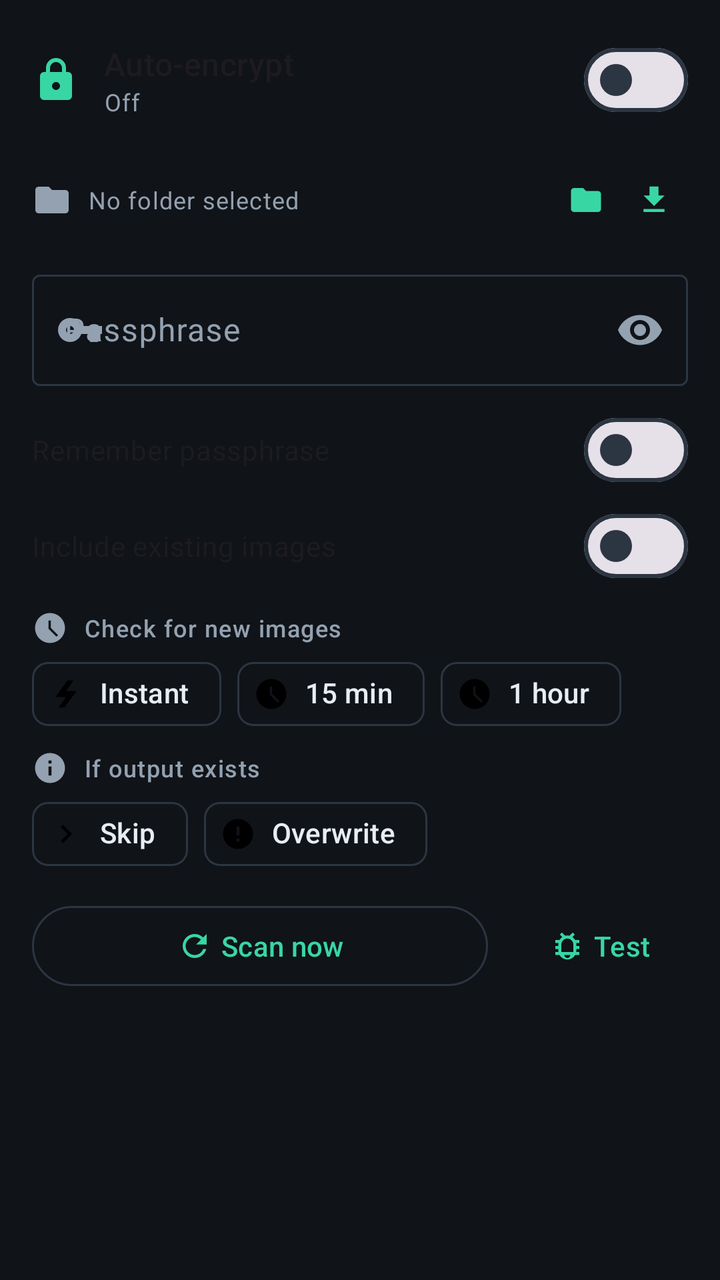
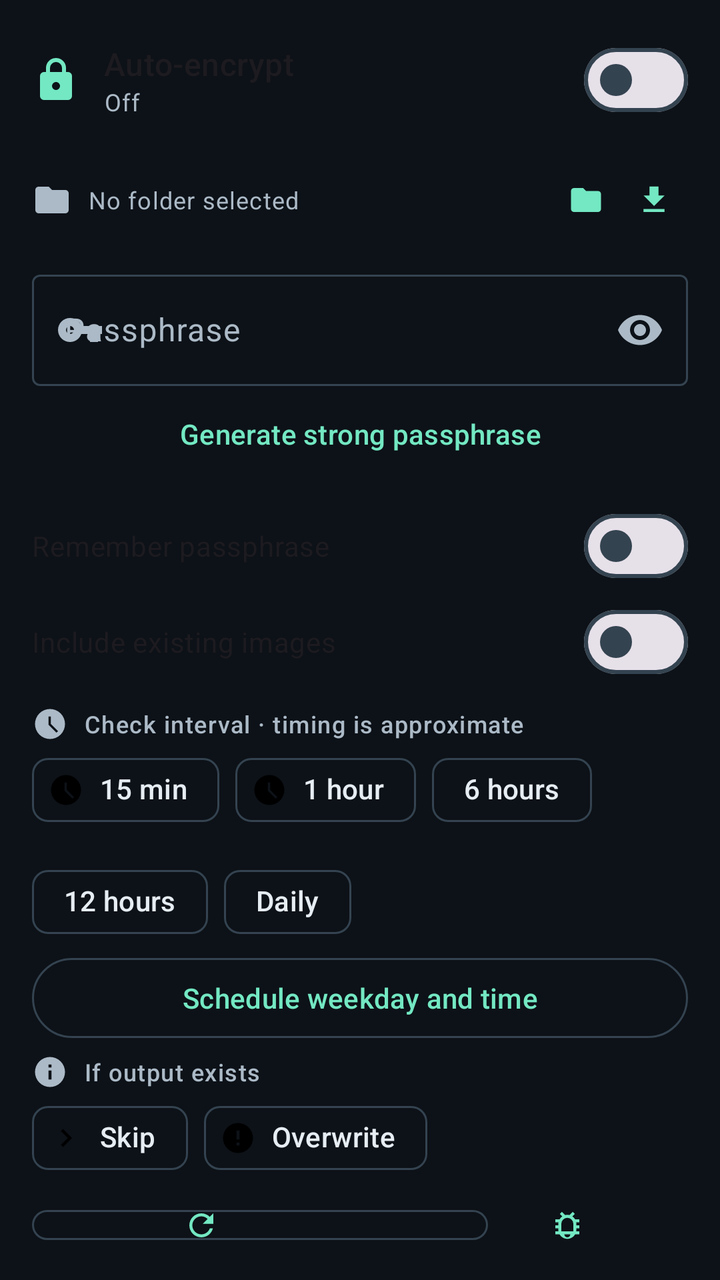

The first picture is an Android layout as it rendered before a commit; the second is the same layout after the commit. The layout source and the unified diff follow.
<!-- AndroidManifest.xml: application theme Theme.OptiCipher -->
<!-- res/layout/watch_encrypt.xml -->
<?xml version="1.0" encoding="utf-8"?>
<LinearLayout xmlns:android="http://schemas.android.com/apk/res/android"
    xmlns:app="http://schemas.android.com/apk/res-auto"
    android:layout_width="match_parent"
    android:layout_height="wrap_content"
    android:orientation="vertical"
    android:padding="16dp">

    <LinearLayout
        android:layout_width="match_parent"
        android:layout_height="wrap_content"
        android:gravity="center_vertical"
        android:orientation="horizontal">

        <ImageView
            android:layout_width="24dp"
            android:layout_height="24dp"
            android:contentDescription="@null"
            android:src="@drawable/ic_lock"
            app:tint="@color/brand_accent" />

        <LinearLayout
            android:layout_width="0dp"
            android:layout_height="wrap_content"
            android:layout_marginStart="12dp"
            android:layout_weight="1"
            android:orientation="vertical">

            <TextView
                android:layout_width="wrap_content"
                android:layout_height="wrap_content"
                android:text="Auto-encrypt"
                android:textAppearance="?attr/textAppearanceTitleMedium" />

            <TextView
                android:id="@+id/encryptWatchStatus"
                android:layout_width="wrap_content"
                android:layout_height="wrap_content"
                android:text="Off"
                android:textAppearance="?attr/textAppearanceBodySmall"
                android:textColor="?attr/colorOnSurfaceVariant" />
        </LinearLayout>

        <com.google.android.material.materialswitch.MaterialSwitch
            android:id="@+id/encryptWatchSwitch"
            android:layout_width="wrap_content"
            android:layout_height="wrap_content"
            android:contentDescription="Turn Auto-encrypt on or off" />
    </LinearLayout>

    <LinearLayout
        android:layout_width="match_parent"
        android:layout_height="wrap_content"
        android:layout_marginTop="12dp"
        android:gravity="center_vertical"
        android:orientation="horizontal">

        <ImageView
            android:layout_width="20dp"
            android:layout_height="20dp"
            android:contentDescription="@null"
            android:src="@drawable/ic_folder"
            app:tint="@color/brand_muted" />

        <TextView
            android:id="@+id/encryptWatchFolders"
            android:layout_width="0dp"
            android:layout_height="wrap_content"
            android:layout_marginStart="8dp"
            android:layout_weight="1"
            android:ellipsize="end"
            android:maxLines="2"
            android:text="No folder selected"
            android:textAppearance="?attr/textAppearanceBodySmall"
            android:textColor="?attr/colorOnSurfaceVariant" />

        <com.google.android.material.button.MaterialButton
            android:id="@+id/encryptWatchFolderBtn"
            style="@style/Widget.Material3.Button.TextButton"
            android:layout_width="wrap_content"
            android:layout_height="wrap_content"
            android:contentDescription="Choose input folder"
            android:minWidth="0dp"
            android:padding="8dp"
            app:icon="@drawable/ic_folder"
            app:iconPadding="0dp" />

        <com.google.android.material.button.MaterialButton
            android:id="@+id/encryptWatchOutputBtn"
            style="@style/Widget.Material3.Button.TextButton"
            android:layout_width="wrap_content"
            android:layout_height="wrap_content"
            android:contentDescription="Choose output folder"
            android:minWidth="0dp"
            android:padding="8dp"
            app:icon="@drawable/ic_download"
            app:iconPadding="0dp" />
    </LinearLayout>

    <com.google.android.material.textfield.TextInputLayout
        android:layout_width="match_parent"
        android:layout_height="wrap_content"
        android:layout_marginTop="8dp"
        android:hint="Passphrase"
        app:endIconMode="password_toggle"
        app:startIconDrawable="@drawable/ic_key">

        <com.google.android.material.textfield.TextInputEditText
            android:id="@+id/encryptWatchPass"
            android:layout_width="match_parent"
            android:layout_height="wrap_content"
            android:inputType="textPassword" />
    </com.google.android.material.textfield.TextInputLayout>

    <com.google.android.material.materialswitch.MaterialSwitch
        android:id="@+id/encryptWatchRemember"
        android:layout_width="match_parent"
        android:layout_height="wrap_content"
        android:layout_marginTop="8dp"
        android:text="Remember passphrase" />

    <com.google.android.material.materialswitch.MaterialSwitch
        android:id="@+id/encryptExisting"
        android:layout_width="match_parent"
        android:layout_height="wrap_content"
        android:text="Include existing images" />

    <LinearLayout
        android:layout_width="match_parent"
        android:layout_height="wrap_content"
        android:layout_marginTop="8dp"
        android:gravity="center_vertical"
        android:orientation="horizontal">

        <ImageView
            android:layout_width="18dp"
            android:layout_height="18dp"
            android:contentDescription="@null"
            android:src="@drawable/ic_clock"
            app:tint="@color/brand_muted" />

        <TextView
            android:layout_width="wrap_content"
            android:layout_height="wrap_content"
            android:layout_marginStart="8dp"
            android:text="Check for new images"
            android:textAppearance="?attr/textAppearanceLabelMedium"
            android:textColor="?attr/colorOnSurfaceVariant" />
    </LinearLayout>

    <com.google.android.material.chip.ChipGroup
        android:id="@+id/encryptIntervalGroup"
        android:layout_width="wrap_content"
        android:layout_height="wrap_content"
        app:selectionRequired="true"
        app:singleSelection="true">

        <com.google.android.material.chip.Chip
            android:id="@+id/encryptImmediate"
            android:layout_width="wrap_content"
            android:layout_height="wrap_content"
            android:checkable="true"
            android:text="Instant"
            app:checkedIconVisible="false"
            app:chipIcon="@drawable/ic_bolt" />

        <com.google.android.material.chip.Chip
            android:id="@+id/encrypt15"
            android:layout_width="wrap_content"
            android:layout_height="wrap_content"
            android:checkable="true"
            android:text="15 min"
            app:checkedIconVisible="false"
            app:chipIcon="@drawable/ic_clock" />

        <com.google.android.material.chip.Chip
            android:id="@+id/encrypt60"
            android:layout_width="wrap_content"
            android:layout_height="wrap_content"
            android:checkable="true"
            android:text="1 hour"
            app:checkedIconVisible="false"
            app:chipIcon="@drawable/ic_clock" />
    </com.google.android.material.chip.ChipGroup>

    <LinearLayout
        android:layout_width="match_parent"
        android:layout_height="wrap_content"
        android:layout_marginTop="4dp"
        android:gravity="center_vertical"
        android:orientation="horizontal">

        <ImageView
            android:layout_width="18dp"
            android:layout_height="18dp"
            android:contentDescription="@null"
            android:src="@drawable/ic_info"
            app:tint="@color/brand_muted" />

        <TextView
            android:layout_width="wrap_content"
            android:layout_height="wrap_content"
            android:layout_marginStart="8dp"
            android:text="If output exists"
            android:textAppearance="?attr/textAppearanceLabelMedium"
            android:textColor="?attr/colorOnSurfaceVariant" />
    </LinearLayout>

    <com.google.android.material.chip.ChipGroup
        android:id="@+id/encryptConflictGroup"
        android:layout_width="wrap_content"
        android:layout_height="wrap_content"
        app:selectionRequired="true"
        app:singleSelection="true">

        <com.google.android.material.chip.Chip
            android:id="@+id/encryptSkip"
            android:layout_width="wrap_content"
            android:layout_height="wrap_content"
            android:checkable="true"
            android:text="Skip"
            app:checkedIconVisible="false"
            app:chipIcon="@drawable/ic_chevron_right" />

        <com.google.android.material.chip.Chip
            android:id="@+id/encryptOverwrite"
            android:layout_width="wrap_content"
            android:layout_height="wrap_content"
            android:checkable="true"
            android:text="Overwrite"
            app:checkedIconVisible="false"
            app:chipIcon="@drawable/ic_error" />
    </com.google.android.material.chip.ChipGroup>

    <LinearLayout
        android:layout_width="match_parent"
        android:layout_height="wrap_content"
        android:layout_marginTop="8dp"
        android:orientation="horizontal">

        <com.google.android.material.button.MaterialButton
            android:id="@+id/encryptScanNow"
            style="?attr/materialButtonOutlinedStyle"
            android:layout_width="0dp"
            android:layout_height="wrap_content"
            android:layout_marginEnd="6dp"
            android:layout_weight="1"
            android:text="Scan now"
            app:icon="@drawable/ic_refresh"
            app:iconGravity="textStart" />

        <com.google.android.material.button.MaterialButton
            android:id="@+id/encryptCheckBtn"
            style="@style/Widget.Material3.Button.TextButton"
            android:layout_width="wrap_content"
            android:layout_height="wrap_content"
            android:layout_marginStart="6dp"
            android:text="Test"
            app:icon="@drawable/ic_bug"
            app:iconGravity="textStart" />
    </LinearLayout>

    <TextView
        android:id="@+id/encryptCheckStatus"
        android:layout_width="match_parent"
        android:layout_height="wrap_content"
        android:textAppearance="?attr/textAppearanceBodySmall"
        android:textColor="?attr/colorOnSurfaceVariant" />
</LinearLayout>
<!-- resources referenced by this layout -->
<resources>
  <color name="brand_accent">#38D6A3</color>
  <color name="brand_muted">#93A1B0</color>
  <!-- drawable ic_bolt (drawable) -->
  <vector xmlns:android="http://schemas.android.com/apk/res/android"
      android:width="24dp"
      android:height="24dp"
      android:viewportWidth="24"
      android:viewportHeight="24">
      <path android:fillColor="#FF000000" android:pathData="M11,21H7L12,14H5L13,3H17L12,10H19L11,21Z" />
  </vector>
  <!-- drawable ic_chevron_right (drawable) -->
  <vector xmlns:android="http://schemas.android.com/apk/res/android"
      android:width="24dp"
      android:height="24dp"
      android:viewportWidth="24"
      android:viewportHeight="24">
      <path android:fillColor="#FF000000" android:pathData="M8.59,16.58L13.17,12L8.59,7.41L10,6L16,12L10,18L8.59,16.58Z" />
  </vector>
  <!-- drawable ic_clock (drawable) -->
  <vector xmlns:android="http://schemas.android.com/apk/res/android"
      android:width="24dp"
      android:height="24dp"
      android:viewportWidth="24"
      android:viewportHeight="24">
      <path android:fillColor="#FF000000" android:pathData="M12,2A10,10 0 0,0 2,12A10,10 0 0,0 12,22A10,10 0 0,0 22,12A10,10 0 0,0 12,2M16.24,17.76L11,12.5V7H12.5V11.88L17.42,16.8L16.24,17.76Z" />
  </vector>
  <!-- drawable ic_download (drawable) -->
  <vector xmlns:android="http://schemas.android.com/apk/res/android"
      android:width="24dp"
      android:height="24dp"
      android:viewportWidth="24"
      android:viewportHeight="24">
      <path android:fillColor="#FF000000" android:pathData="M5,20H19V18H5M19,9H15V3H9V9H5L12,16L19,9Z" />
  </vector>
  <!-- drawable ic_error (drawable) -->
  <vector xmlns:android="http://schemas.android.com/apk/res/android"
      android:width="24dp"
      android:height="24dp"
      android:viewportWidth="24"
      android:viewportHeight="24">
      <path android:fillColor="#FF000000" android:pathData="M13,13H11V7H13M13,17H11V15H13M12,2A10,10 0 0,0 2,12A10,10 0 0,0 12,22A10,10 0 0,0 22,12A10,10 0 0,0 12,2Z" />
  </vector>
  <!-- drawable ic_folder (drawable) -->
  <vector xmlns:android="http://schemas.android.com/apk/res/android"
      android:width="24dp"
      android:height="24dp"
      android:viewportWidth="24"
      android:viewportHeight="24">
      <path android:fillColor="#FF000000" android:pathData="M10,4H4C2.89,4 2,4.89 2,6V18A2,2 0 0,0 4,20H20A2,2 0 0,0 22,18V8C22,6.89 21.1,6 20,6H12L10,4Z" />
  </vector>
  <!-- drawable ic_info (drawable) -->
  <vector xmlns:android="http://schemas.android.com/apk/res/android"
      android:width="24dp"
      android:height="24dp"
      android:viewportWidth="24"
      android:viewportHeight="24">
      <path android:fillColor="#FF000000" android:pathData="M13,9H11V7H13M13,17H11V11H13M12,2A10,10 0 0,0 2,12A10,10 0 0,0 12,22A10,10 0 0,0 22,12A10,10 0 0,0 12,2Z" />
  </vector>
  <!-- drawable ic_key (drawable) -->
  <vector xmlns:android="http://schemas.android.com/apk/res/android"
      android:width="24dp"
      android:height="24dp"
      android:viewportWidth="24"
      android:viewportHeight="24">
      <path android:fillColor="#FF000000" android:pathData="M7,14A2,2 0 0,1 5,12A2,2 0 0,1 7,10A2,2 0 0,1 9,12A2,2 0 0,1 7,14M12.65,10C11.83,7.67 9.61,6 7,6A6,6 0 0,0 1,12A6,6 0 0,0 7,18C9.61,18 11.83,16.33 12.65,14H17V18H21V14H23V10H12.65Z" />
  </vector>
  <!-- drawable ic_refresh (drawable) -->
  <vector xmlns:android="http://schemas.android.com/apk/res/android"
      android:width="24dp"
      android:height="24dp"
      android:viewportWidth="24"
      android:viewportHeight="24">
      <path android:fillColor="#FF000000" android:pathData="M17.65,6.35C16.2,4.9 14.21,4 12,4A8,8 0 0,0 4,12A8,8 0 0,0 12,20C15.73,20 18.84,17.45 19.73,14H17.65C16.83,16.33 14.61,18 12,18A6,6 0 0,1 6,12A6,6 0 0,1 12,6C13.66,6 15.14,6.69 16.22,7.78L13,11H20V4L17.65,6.35Z" />
  </vector>
  <color name="brand_on_accent">#062018</color>
  <color name="brand_bg">#101318</color>
  <color name="brand_on_surface">#E6EDF3</color>
  <color name="brand_surface">#1B202A</color>
  <color name="brand_outline">#2C3542</color>
  <color name="brand_error">#FF6B6B</color>
  <!-- unchanged entries left out for length: 3 -->
</resources>

<!-- the commit's change to res/layout/watch_encrypt.xml (unified diff, before → after) -->
@@ -112,6 +112,13 @@
             android:inputType="textPassword" />
     </com.google.android.material.textfield.TextInputLayout>
 
+    <com.google.android.material.button.MaterialButton
+        android:id="@+id/encryptGenerate"
+        style="@style/Widget.Material3.Button.TextButton"
+        android:layout_width="match_parent"
+        android:layout_height="wrap_content"
+        android:text="Generate strong passphrase" />
+
     <com.google.android.material.materialswitch.MaterialSwitch
         android:id="@+id/encryptWatchRemember"
         android:layout_width="match_parent"
@@ -143,26 +150,17 @@
             android:layout_width="wrap_content"
             android:layout_height="wrap_content"
             android:layout_marginStart="8dp"
-            android:text="Check for new images"
+            android:text="Check interval · timing is approximate"
             android:textAppearance="?attr/textAppearanceLabelMedium"
             android:textColor="?attr/colorOnSurfaceVariant" />
     </LinearLayout>
 
     <com.google.android.material.chip.ChipGroup
         android:id="@+id/encryptIntervalGroup"
-        android:layout_width="wrap_content"
+        android:layout_width="match_parent"
         android:layout_height="wrap_content"
         app:selectionRequired="true"
         app:singleSelection="true">
-
-        <com.google.android.material.chip.Chip
-            android:id="@+id/encryptImmediate"
-            android:layout_width="wrap_content"
-            android:layout_height="wrap_content"
-            android:checkable="true"
-            android:text="Instant"
-            app:checkedIconVisible="false"
-            app:chipIcon="@drawable/ic_bolt" />
 
         <com.google.android.material.chip.Chip
             android:id="@+id/encrypt15"
@@ -181,7 +179,38 @@
             android:text="1 hour"
             app:checkedIconVisible="false"
             app:chipIcon="@drawable/ic_clock" />
+        <com.google.android.material.chip.Chip
+            android:id="@+id/encrypt360"
+            android:layout_width="wrap_content"
+            android:layout_height="wrap_content"
+            android:checkable="true"
+            android:text="6 hours"
+            app:checkedIconVisible="false" />
+
+        <com.google.android.material.chip.Chip
+            android:id="@+id/encrypt720"
+            android:layout_width="wrap_content"
+            android:layout_height="wrap_content"
+            android:checkable="true"
+            android:text="12 hours"
+            app:checkedIconVisible="false" />
+
+        <com.google.android.material.chip.Chip
+            android:id="@+id/encrypt1440"
+            android:layout_width="wrap_content"
+            android:layout_height="wrap_content"
+            android:checkable="true"
+            android:text="Daily"
+            app:checkedIconVisible="false" />
+
     </com.google.android.material.chip.ChipGroup>
+
+    <com.google.android.material.button.MaterialButton
+        android:id="@+id/encryptWeekly"
+        style="?attr/materialButtonOutlinedStyle"
+        android:layout_width="match_parent"
+        android:layout_height="wrap_content"
+        android:text="Schedule weekday and time" />
 
     <LinearLayout
         android:layout_width="match_parent"
@@ -245,7 +274,7 @@
             android:layout_height="wrap_content"
             android:layout_marginEnd="6dp"
             android:layout_weight="1"
-            android:text="Scan now"
+            android:text="Run now"
             app:icon="@drawable/ic_refresh"
             app:iconGravity="textStart" />
 
@@ -266,4 +295,11 @@
         android:layout_height="wrap_content"
         android:textAppearance="?attr/textAppearanceBodySmall"
         android:textColor="?attr/colorOnSurfaceVariant" />
+
+    <TextView
+        android:id="@+id/encryptLiveStatus"
+        android:layout_width="match_parent"
+        android:layout_height="wrap_content"
+        android:textAppearance="?attr/textAppearanceBodySmall"
+        android:textColor="?attr/colorOnSurfaceVariant" />
 </LinearLayout>
<!-- resource entries referenced after the edit -->
@@ -1,15 +1,7 @@
 <!-- resources referenced by this layout -->
 <resources>
-  <color name="brand_accent">#38D6A3</color>
-  <color name="brand_muted">#93A1B0</color>
-  <!-- drawable ic_bolt (drawable) -->
-  <vector xmlns:android="http://schemas.android.com/apk/res/android"
-      android:width="24dp"
-      android:height="24dp"
-      android:viewportWidth="24"
-      android:viewportHeight="24">
-      <path android:fillColor="#FF000000" android:pathData="M11,21H7L12,14H5L13,3H17L12,10H19L11,21Z" />
-  </vector>
+  <color name="brand_accent">#73E8C2</color>
+  <color name="brand_muted">#ACBAC7</color>
   <!-- drawable ic_chevron_right (drawable) -->
   <vector xmlns:android="http://schemas.android.com/apk/res/android"
       android:width="24dp"
@@ -75,10 +67,10 @@
       <path android:fillColor="#FF000000" android:pathData="M17.65,6.35C16.2,4.9 14.21,4 12,4A8,8 0 0,0 4,12A8,8 0 0,0 12,20C15.73,20 18.84,17.45 19.73,14H17.65C16.83,16.33 14.61,18 12,18A6,6 0 0,1 6,12A6,6 0 0,1 12,6C13.66,6 15.14,6.69 16.22,7.78L13,11H20V4L17.65,6.35Z" />
   </vector>
   <color name="brand_on_accent">#062018</color>
-  <color name="brand_bg">#101318</color>
+  <color name="brand_bg">#0D1218</color>
   <color name="brand_on_surface">#E6EDF3</color>
-  <color name="brand_surface">#1B202A</color>
-  <color name="brand_outline">#2C3542</color>
+  <color name="brand_surface">#18212B</color>
+  <color name="brand_outline">#344350</color>
   <color name="brand_error">#FF6B6B</color>
   <!-- unchanged entries left out for length: 3 -->
 </resources>
